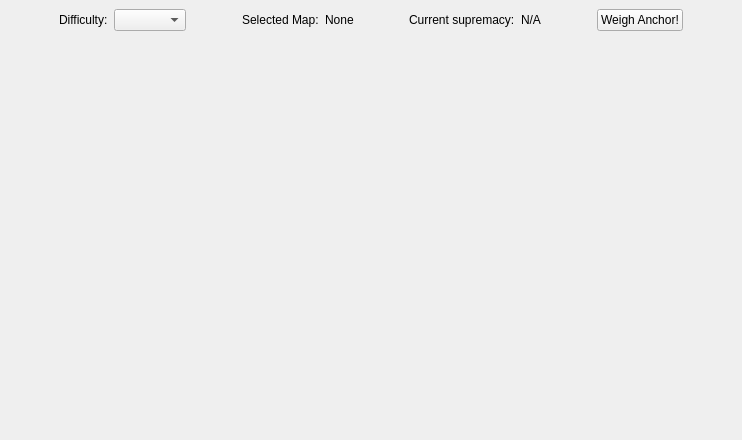
This is FleetMemories/ClientGUI/ui/sortie/sortie.ui in ibicdlcod/GuoMuoRuoProject as Qt 5 draws it before an edit. The edited form follows.
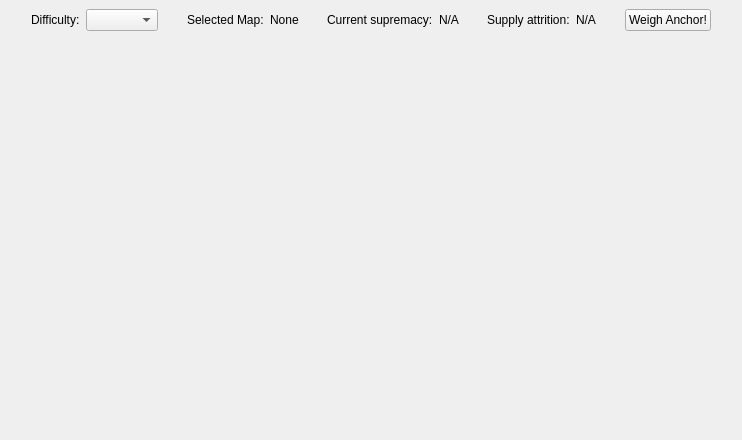
This is the edited form.

Commit message: Supply chain attrition + client-side resource gain display

```diff
--- a/FleetMemories/ClientGUI/ui/sortie/sortie.ui
+++ b/FleetMemories/ClientGUI/ui/sortie/sortie.ui
@@ -127,6 +127,33 @@
           </property>
          </widget>
         </item>
+        <item>
+         <spacer name="horizontalSpacer_6">
+          <property name="orientation">
+           <enum>Qt::Horizontal</enum>
+          </property>
+          <property name="sizeHint" stdset="0">
+           <size>
+            <width>40</width>
+            <height>20</height>
+           </size>
+          </property>
+         </spacer>
+        </item>
+        <item>
+         <widget class="QLabel" name="attritionHint">
+          <property name="text">
+           <string id="supply-attrition-hint">Supply attrition:</string>
+          </property>
+         </widget>
+        </item>
+        <item>
+         <widget class="QLabel" name="attritionValue">
+          <property name="text">
+           <string id="supply-attrition-na">N/A</string>
+          </property>
+         </widget>
+        </item>
         <item>
          <spacer name="horizontalSpacer_5">
           <property name="orientation">
```
The commit also changes 21 other files.
